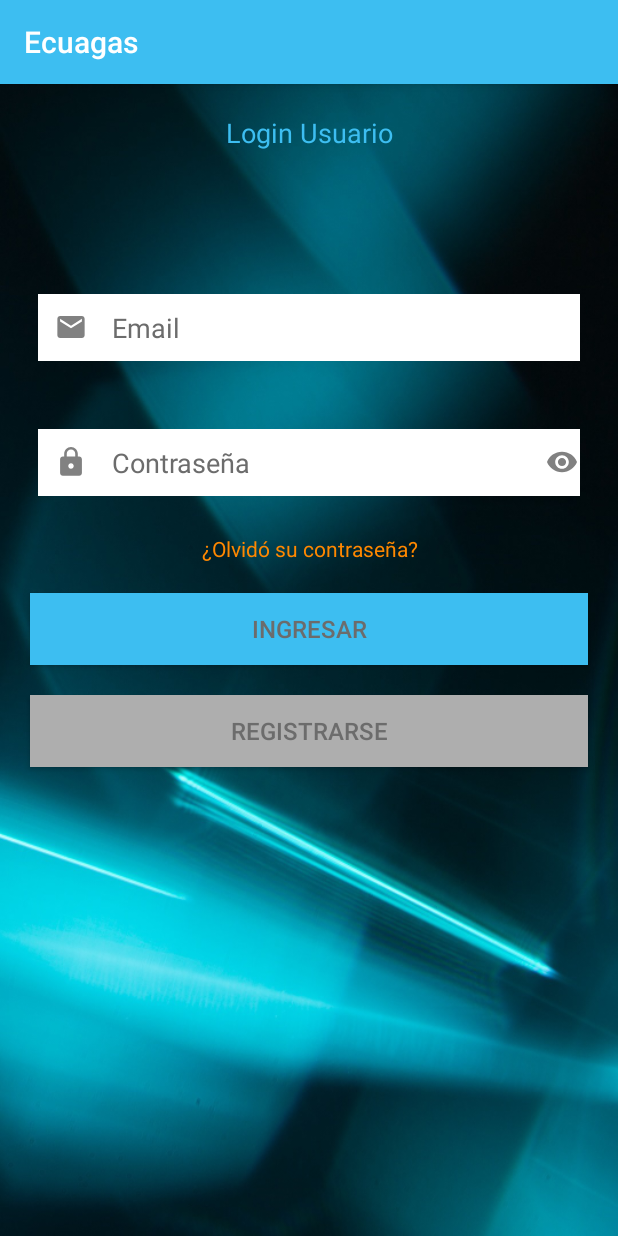
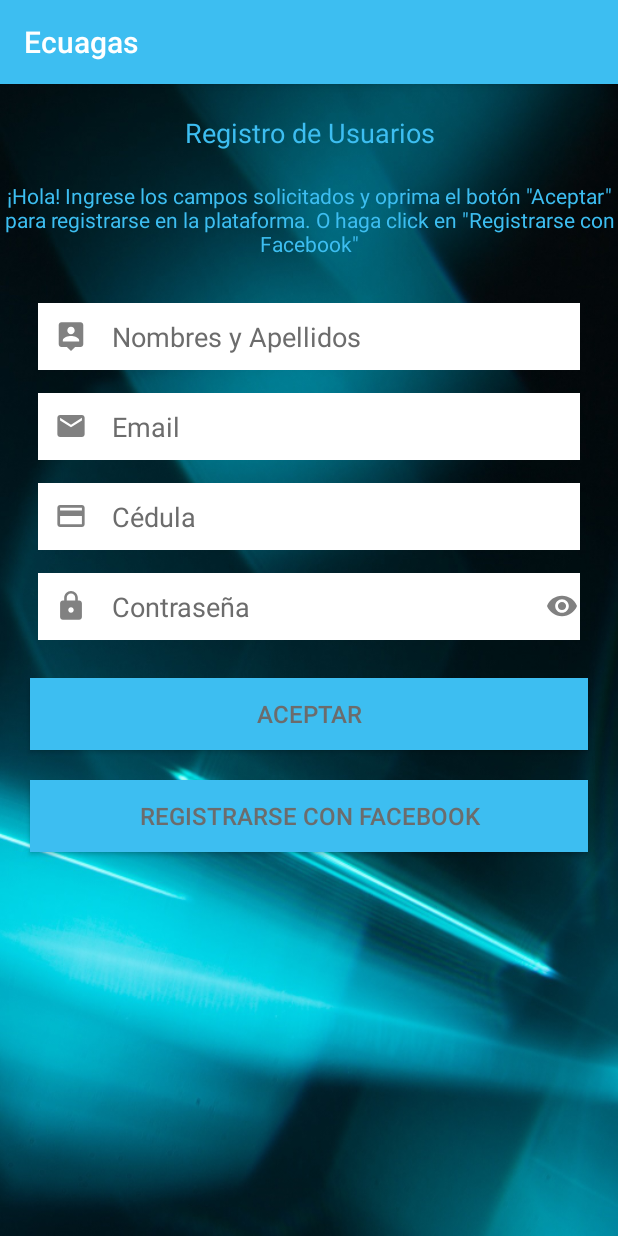
Before and after one commit to SaintYagoVF/ecuagas-android, an Android app: the LoginActivity screen opened directly, with no data from a screen before it, after a tap on "REGISTRARSE", on a phone screen of 412 x 824 dp. Run offline under Robolectric (Android 15) with nearby library versions, the phone set to English and light mode, and no system bars.

Commit message:
Pantallas Registro

```diff
--- a/app/src/main/AndroidManifest.xml
+++ b/app/src/main/AndroidManifest.xml
@@ -9,7 +9,9 @@
         android:roundIcon="@mipmap/ic_launcher_round"
         android:supportsRtl="true"
         android:theme="@style/AppTheme">
-        <activity android:name=".LoginDistribuidorActivity"></activity>
+        <activity android:name=".RegistroDistribuidorActivity"></activity>
+        <activity android:name=".RegistroUsuarioActivity" />
+        <activity android:name=".LoginDistribuidorActivity" />
         <activity android:name=".InicioActivity" />
         <activity android:name=".LoginActivity" />
         <activity android:name=".LauncherActivity">
--- a/app/src/main/java/com/example/ecuagas/LoginActivity.java
+++ b/app/src/main/java/com/example/ecuagas/LoginActivity.java
@@ -2,6 +2,7 @@ package com.example.ecuagas;
 
 import androidx.appcompat.app.AppCompatActivity;
 
+import android.content.Intent;
 import android.os.Bundle;
 import android.view.MotionEvent;
 import android.view.View;
@@ -23,12 +24,18 @@ public class LoginActivity extends AppCompatActivity {
             @Override
             public void onClick(View v) {
 
+
+
             }
         });
 
         btnRegistroUsuario.setOnClickListener(new View.OnClickListener() {
             @Override
             public void onClick(View v) {
+
+                Intent intent = new Intent(LoginActivity.this, RegistroUsuarioActivity.class);
+
+                startActivity(intent);
 
             }
         });
--- a/app/src/main/java/com/example/ecuagas/LoginDistribuidorActivity.java
+++ b/app/src/main/java/com/example/ecuagas/LoginDistribuidorActivity.java
@@ -2,6 +2,7 @@ package com.example.ecuagas;
 
 import androidx.appcompat.app.AppCompatActivity;
 
+import android.content.Intent;
 import android.os.Bundle;
 import android.view.MotionEvent;
 import android.view.View;
@@ -30,6 +31,10 @@ public class LoginDistribuidorActivity extends AppCompatActivity {
         btnRegistroDistribuidor.setOnClickListener(new View.OnClickListener() {
             @Override
             public void onClick(View v) {
+
+                Intent intent = new Intent(LoginDistribuidorActivity.this, RegistroDistribuidorActivity.class);
+
+                startActivity(intent);
 
             }
         });
--- /dev/null
+++ b/app/src/main/java/com/example/ecuagas/RegistroUsuarioActivity.java
@@ -0,0 +1,14 @@
+package com.example.ecuagas;
+
+import androidx.appcompat.app.AppCompatActivity;
+
+import android.os.Bundle;
+
+public class RegistroUsuarioActivity extends AppCompatActivity {
+
+    @Override
+    protected void onCreate(Bundle savedInstanceState) {
+        super.onCreate(savedInstanceState);
+        setContentView(R.layout.activity_registro_usuario);
+    }
+}
--- /dev/null
+++ b/app/src/main/res/drawable-anydpi/ic_cedula.xml
@@ -0,0 +1,13 @@
+<vector xmlns:android="http://schemas.android.com/apk/res/android"
+    android:width="24dp"
+    android:height="24dp"
+    android:viewportWidth="26.4"
+    android:viewportHeight="26.4"
+    android:tint="#818181">
+  <group android:translateX="1.2"
+      android:translateY="1.2">
+      <path
+          android:fillColor="#FF000000"
+          android:pathData="M20,4L4,4c-1.11,0 -1.99,0.89 -1.99,2L2,18c0,1.11 0.89,2 2,2h16c1.11,0 2,-0.89 2,-2L22,6c0,-1.11 -0.89,-2 -2,-2zM20,18L4,18v-6h16v6zM20,8L4,8L4,6h16v2z"/>
+  </group>
+</vector>
--- /dev/null
+++ b/app/src/main/res/drawable-anydpi/ic_usuario.xml
@@ -0,0 +1,13 @@
+<vector xmlns:android="http://schemas.android.com/apk/res/android"
+    android:width="24dp"
+    android:height="24dp"
+    android:viewportWidth="26.4"
+    android:viewportHeight="26.4"
+    android:tint="#818181">
+  <group android:translateX="1.2"
+      android:translateY="1.2">
+      <path
+          android:fillColor="#FF000000"
+          android:pathData="M19,2L5,2c-1.11,0 -2,0.9 -2,2v14c0,1.1 0.89,2 2,2h4l3,3 3,-3h4c1.1,0 2,-0.9 2,-2L21,4c0,-1.1 -0.9,-2 -2,-2zM12,5.3c1.49,0 2.7,1.21 2.7,2.7 0,1.49 -1.21,2.7 -2.7,2.7 -1.49,0 -2.7,-1.21 -2.7,-2.7 0,-1.49 1.21,-2.7 2.7,-2.7zM18,16L6,16v-0.9c0,-2 4,-3.1 6,-3.1s6,1.1 6,3.1v0.9z"/>
+  </group>
+</vector>
--- /dev/null
+++ b/app/src/main/res/layout/activity_registro_usuario.xml
@@ -0,0 +1,160 @@
+<?xml version="1.0" encoding="utf-8"?>
+<LinearLayout xmlns:android="http://schemas.android.com/apk/res/android"
+    xmlns:app="http://schemas.android.com/apk/res-auto"
+    xmlns:tools="http://schemas.android.com/tools"
+    android:layout_width="match_parent"
+    android:layout_height="match_parent"
+    android:background="@drawable/background"
+    android:orientation="vertical"
+    tools:context=".RegistroUsuarioActivity">
+
+
+    <TextView
+        android:id="@+id/textView4"
+        android:layout_width="match_parent"
+        android:layout_height="wrap_content"
+        android:layout_margin="20dp"
+        android:text="Registro de Usuarios"
+        android:textAlignment="center"
+        android:textColor="@color/colorPrimary"
+        android:textSize="18sp" />
+
+    <TextView
+        android:id="@+id/textView5"
+        android:layout_width="match_parent"
+        android:layout_height="wrap_content"
+        android:text='¡Hola! Ingrese los campos solicitados y oprima el botón "Aceptar" para registrarse en la plataforma. O haga click en "Registrarse con Facebook"'
+        android:textAlignment="center"
+        android:textColor="@color/colorPrimary"
+        android:textSize="14sp" />
+
+        <EditText
+            android:id="@+id/txtUsuarioRegistro"
+            android:layout_width="match_parent"
+            android:layout_height="wrap_content"
+            android:layout_marginLeft="25dp"
+            android:layout_marginTop="30dp"
+            android:layout_marginRight="25dp"
+            android:layout_marginBottom="5dp"
+            android:background="@color/white"
+
+            android:drawableLeft="@drawable/ic_usuario"
+            android:drawablePadding="15dp"
+            android:hint="Nombres y Apellidos"
+
+            android:paddingLeft="10dp"
+            android:paddingTop="10dp"
+            android:paddingBottom="10dp"
+            android:textAlignment="viewStart"
+            android:gravity="start"
+            android:textColor="@color/darkgray"
+            android:textColorHint="@color/darkgray"
+            android:textSize="18sp" />
+
+        <EditText
+            android:id="@+id/txtEmailRegistro"
+            android:layout_width="match_parent"
+            android:layout_height="wrap_content"
+            android:layout_marginLeft="25dp"
+            android:layout_marginTop="10dp"
+            android:layout_marginRight="25dp"
+            android:layout_marginBottom="5dp"
+            android:background="@color/white"
+
+            android:drawableLeft="@drawable/ic_email"
+            android:drawablePadding="15dp"
+            android:hint="Email"
+
+            android:inputType="textEmailAddress"
+            android:paddingLeft="10dp"
+            android:paddingTop="10dp"
+            android:paddingBottom="10dp"
+            android:textAlignment="viewStart"
+            android:gravity="start"
+            android:textColor="@color/darkgray"
+            android:textColorHint="@color/darkgray"
+            android:textSize="18sp" />
+
+
+        <TextView
+            android:id="@+id/btnFecha"
+            android:layout_width="match_parent"
+            android:layout_height="wrap_content"
+            android:layout_below="@+id/txtUsuarioRegistro"
+            android:layout_marginLeft="25dp"
+            android:layout_marginTop="10dp"
+            android:layout_marginRight="25dp"
+            android:layout_marginBottom="5dp"
+            android:background="@color/white"
+            android:drawableLeft="@drawable/ic_cedula"
+
+            android:drawablePadding="15dp"
+
+            android:hint="Cédula"
+
+            android:paddingLeft="10dp"
+            android:paddingTop="10dp"
+            android:paddingBottom="10dp"
+            android:textAlignment="viewStart"
+            android:gravity="start"
+            android:textColor="@color/darkgray"
+            android:textColorHint="@color/darkgray"
+            android:textSize="18sp" />
+
+        <EditText
+            android:id="@+id/txtClave"
+            android:layout_width="match_parent"
+            android:layout_height="wrap_content"
+            android:layout_marginLeft="25dp"
+            android:layout_marginTop="10dp"
+            android:layout_marginRight="25dp"
+            android:layout_marginBottom="5dp"
+            android:background="@color/white"
+
+            android:drawableLeft="@drawable/ic_clave"
+            android:drawableRight="@drawable/ic_vision"
+            android:drawablePadding="15dp"
+            android:hint="Contraseña"
+            android:inputType="textPassword"
+            android:paddingLeft="10dp"
+            android:paddingTop="10dp"
+
+            android:paddingBottom="10dp"
+            android:textAlignment="viewStart"
+            android:gravity="start"
+            android:textColor="@color/darkgray"
+            android:textColorHint="@color/darkgray"
+            android:textSize="18sp" />
+
+
+        <Button
+            android:id="@+id/btnRegistroAceptar"
+            android:layout_width="match_parent"
+            android:layout_height="wrap_content"
+            android:layout_below="@+id/txtSexo"
+            android:layout_marginLeft="20dp"
+            android:layout_marginTop="20dp"
+
+            android:layout_marginRight="20dp"
+            android:background="@color/colorPrimary"
+            android:text="ACEPTAR"
+            android:textColor="@color/darkgray"
+            android:textSize="16dp" />
+
+        <Button
+            android:id="@+id/btnRegistroFacebook"
+            android:layout_width="match_parent"
+            android:layout_height="wrap_content"
+            android:layout_below="@+id/txtSexo"
+            android:layout_marginLeft="20dp"
+            android:layout_marginTop="20dp"
+
+            android:layout_marginRight="20dp"
+            android:background="@color/colorPrimary"
+            android:text="REGISTRARSE CON FACEBOOK"
+            android:textColor="@color/darkgray"
+            android:textSize="16dp" />
+
+
+
+</LinearLayout>
--- a/app/src/main/res/values/colors.xml
+++ b/app/src/main/res/values/colors.xml
@@ -7,6 +7,6 @@
     <color name="darkgray">#6c6c6c</color>
     <color name="gray">#aeaeae</color>
     <color name="fondo">#dddcdc</color>
-    <color name="verdeobs">#ec491c19</color>
+    <color name="verdeobs">#EC491C19</color>
     <color name="negro">#000000</color>
 </resources>
```
Also changed, not shown: app/src/main/java/com/example/ecuagas/RegistroDistribuidorActivity.java (added, +14 -0 lines), app/src/main/res/layout/activity_registro_distribuidor.xml (added, +101 -0 lines), app/src/main/res/drawable-hdpi/ic_cedula.png (added), app/src/main/res/drawable-hdpi/ic_usuario.png (added), app/src/main/res/drawable-mdpi/ic_cedula.png (added), app/src/main/res/drawable-mdpi/ic_usuario.png (added), app/src/main/res/drawable-xhdpi/ic_cedula.png (added), app/src/main/res/drawable-xhdpi/ic_usuario.png (added), app/src/main/res/drawable-xxhdpi/ic_cedula.png (added), app/src/main/res/drawable-xxhdpi/ic_usuario.png (added).
